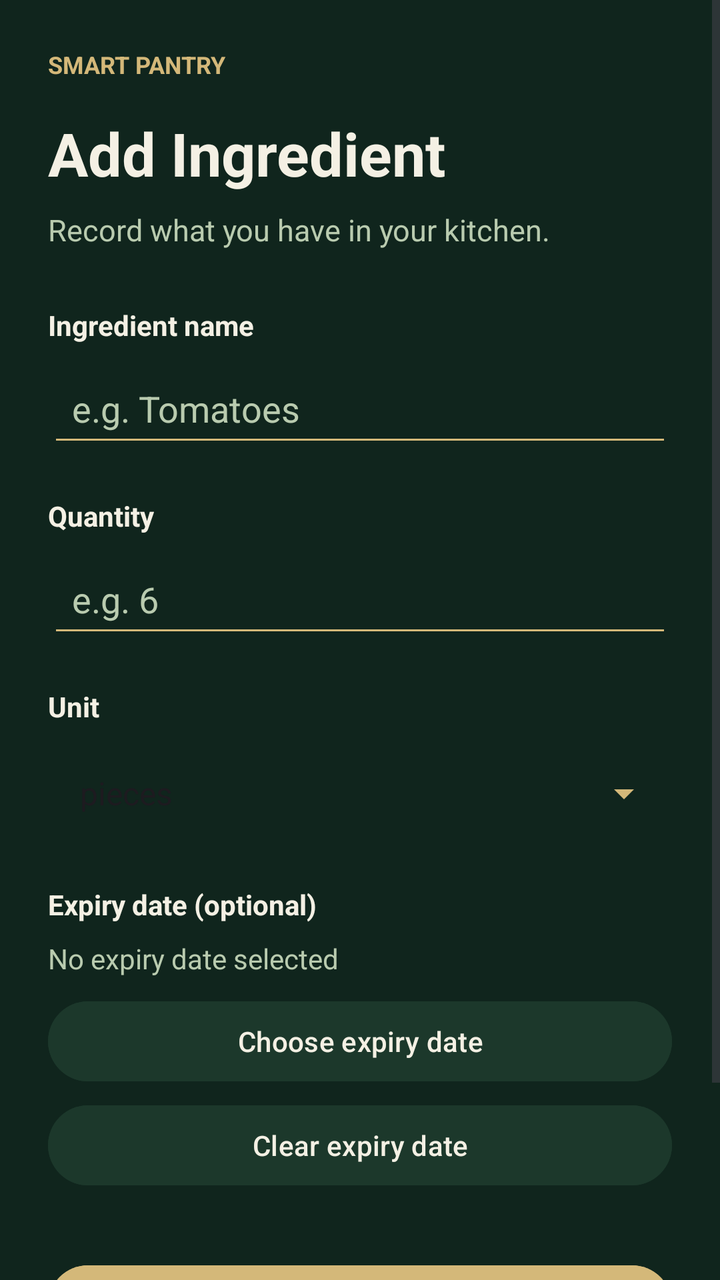
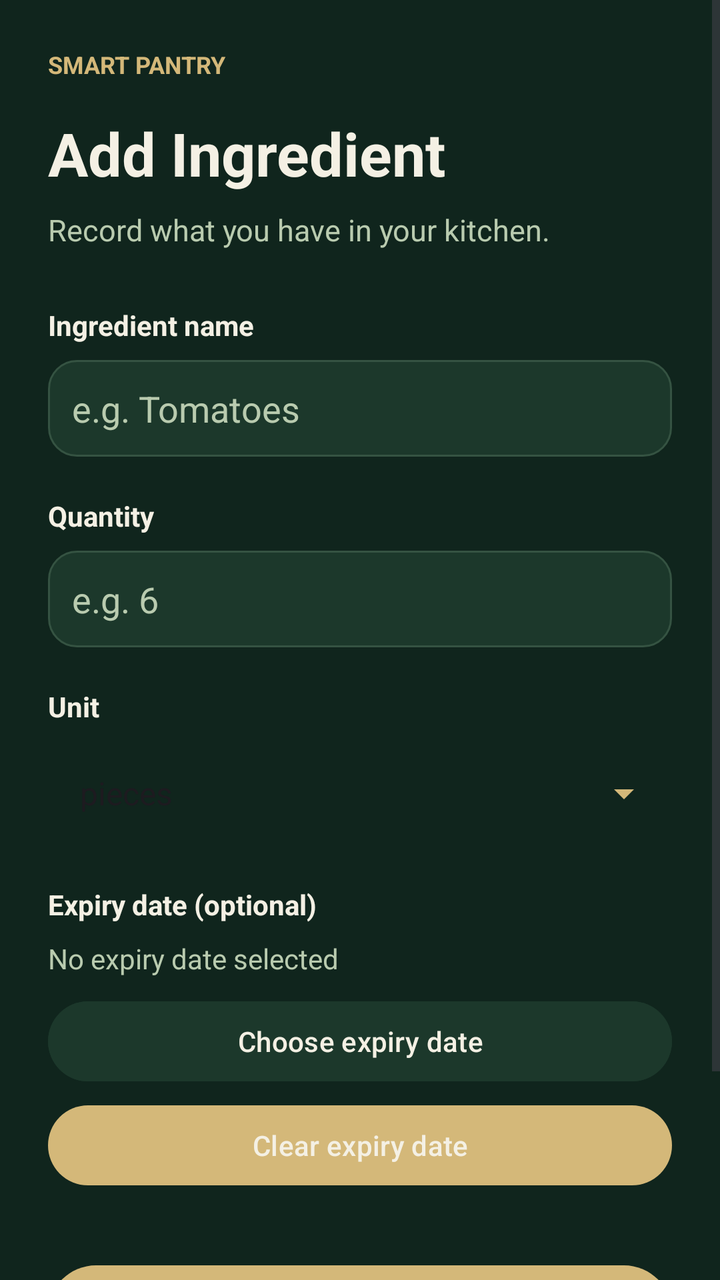

The first picture is an Android layout as it rendered before a commit; the second is the same layout after the commit. The layout source and the unified diff follow.
<!-- AndroidManifest.xml: application theme Theme.SmartPantryManager -->
<!-- res/layout/activity_add_ingredient.xml -->
<?xml version="1.0" encoding="utf-8"?>
<ScrollView xmlns:android="http://schemas.android.com/apk/res/android"
    android:id="@+id/main"
    android:layout_width="match_parent"
    android:layout_height="match_parent"
    android:background="#10251D"
    android:fillViewport="true">

    <LinearLayout
        android:layout_width="match_parent"
        android:layout_height="wrap_content"
        android:orientation="vertical"
        android:padding="24dp">

        <TextView
            android:layout_width="wrap_content"
            android:layout_height="wrap_content"
            android:text="SMART PANTRY"
            android:textColor="#D4B879"
            android:textSize="12sp"
            android:textStyle="bold" />

        <TextView
            android:layout_width="wrap_content"
            android:layout_height="wrap_content"
            android:layout_marginTop="16dp"
            android:text="Add Ingredient"
            android:textColor="#F4F0E4"
            android:textSize="30sp"
            android:textStyle="bold" />

        <TextView
            android:layout_width="match_parent"
            android:layout_height="wrap_content"
            android:layout_marginTop="8dp"
            android:text="Record what you have in your kitchen."
            android:textColor="#B9CBAF"
            android:textSize="15sp" />

        <TextView
            android:layout_width="wrap_content"
            android:layout_height="wrap_content"
            android:layout_marginTop="28dp"
            android:text="Ingredient name"
            android:textColor="#F4F0E4"
            android:textSize="14sp"
            android:textStyle="bold" />

        <EditText
            android:id="@+id/etIngredientName"
            android:layout_width="match_parent"
            android:layout_height="wrap_content"
            android:layout_marginTop="8dp"
            android:backgroundTint="#D4B879"
            android:hint="e.g. Tomatoes"
            android:inputType="textCapSentences"
            android:padding="12dp"
            android:textColor="#F4F0E4"
            android:textColorHint="#B9CBAF" />

        <TextView
            android:layout_width="wrap_content"
            android:layout_height="wrap_content"
            android:layout_marginTop="20dp"
            android:text="Quantity"
            android:textColor="#F4F0E4"
            android:textSize="14sp"
            android:textStyle="bold" />

        <EditText
            android:id="@+id/etIngredientQuantity"
            android:layout_width="match_parent"
            android:layout_height="wrap_content"
            android:layout_marginTop="8dp"
            android:backgroundTint="#D4B879"
            android:hint="e.g. 6"
            android:inputType="numberDecimal"
            android:padding="12dp"
            android:textColor="#F4F0E4"
            android:textColorHint="#B9CBAF" />

        <TextView
            android:layout_width="wrap_content"
            android:layout_height="wrap_content"
            android:layout_marginTop="20dp"
            android:text="Unit"
            android:textColor="#F4F0E4"
            android:textSize="14sp"
            android:textStyle="bold" />

        <Spinner
            android:id="@+id/spinnerIngredientUnit"
            android:layout_width="match_parent"
            android:layout_height="52dp"
            android:layout_marginTop="8dp"
            android:backgroundTint="#D4B879"
            android:entries="@array/ingredient_units"
            android:padding="8dp" />


        <TextView
            android:layout_width="wrap_content"
            android:layout_height="wrap_content"
            android:layout_marginTop="20dp"
            android:text="Expiry date (optional)"
            android:textColor="#F4F0E4"
            android:textSize="14sp"
            android:textStyle="bold" />

        <TextView
            android:id="@+id/tvSelectedExpiryDate"
            android:layout_width="match_parent"
            android:layout_height="wrap_content"
            android:layout_marginTop="8dp"
            android:text="No expiry date selected"
            android:textColor="#B9CBAF"
            android:textSize="14sp" />

        <Button
            android:id="@+id/btnSelectExpiryDate"
            android:layout_width="match_parent"
            android:layout_height="wrap_content"
            android:layout_marginTop="8dp"
            android:backgroundTint="#1C382B"
            android:text="Choose expiry date"
            android:textAllCaps="false"
            android:textColor="#F4F0E4" />

        <Button
            android:id="@+id/btnClearExpiryDate"
            android:layout_width="match_parent"
            android:layout_height="wrap_content"
            android:layout_marginTop="4dp"
            android:backgroundTint="#1C382B"
            android:text="Clear expiry date"
            android:textAllCaps="false"
            android:textColor="#F4F0E4" />


        <Button
            android:id="@+id/btnSaveIngredient"
            android:layout_width="match_parent"
            android:layout_height="wrap_content"
            android:layout_marginTop="32dp"
            android:backgroundTint="#D4B879"
            android:text="Save Ingredient"
            android:textAllCaps="false"
            android:textColor="#10251D"
            android:textSize="16sp" />

        <Button
            android:id="@+id/btnCancelIngredient"
            android:layout_width="match_parent"
            android:layout_height="wrap_content"
            android:layout_marginTop="8dp"
            android:backgroundTint="#1C382B"
            android:text="Cancel"
            android:textAllCaps="false"
            android:textColor="#F4F0E4"
            android:textSize="15sp" />

    </LinearLayout>
</ScrollView>
<!-- resources referenced by this layout -->
<resources>
  <string-array name="ingredient_units">
          <item>pieces</item>
          <item>grams (g)</item>
          <item>kilograms (kg)</item>
          <item>millilitres (ml)</item>
          <item>litres (L)</item>
          <item>cups</item>
          <item>tablespoons</item>
          <item>teaspoons</item>
      </string-array>
  <style name="Theme.SmartPantryManager" parent="Base.Theme.SmartPantryManager" />
  <style name="Base.Theme.SmartPantryManager" parent="Theme.Material3.DayNight.NoActionBar">
          
          
      </style>
</resources>

<!-- the commit's change to res/layout/activity_add_ingredient.xml (unified diff, before → after) -->
@@ -51,7 +51,8 @@
             android:layout_width="match_parent"
             android:layout_height="wrap_content"
             android:layout_marginTop="8dp"
-            android:backgroundTint="#D4B879"
+            android:background="@drawable/bg_input"
+            android:backgroundTint="@null"
             android:hint="e.g. Tomatoes"
             android:inputType="textCapSentences"
             android:padding="12dp"
@@ -72,7 +73,8 @@
             android:layout_width="match_parent"
             android:layout_height="wrap_content"
             android:layout_marginTop="8dp"
-            android:backgroundTint="#D4B879"
+            android:background="@drawable/bg_input"
+            android:backgroundTint="@null"
             android:hint="e.g. 6"
             android:inputType="numberDecimal"
             android:padding="12dp"
@@ -131,29 +133,32 @@
             android:layout_width="match_parent"
             android:layout_height="wrap_content"
             android:layout_marginTop="4dp"
-            android:backgroundTint="#1C382B"
+            android:backgroundTint="@null"
             android:text="Clear expiry date"
             android:textAllCaps="false"
             android:textColor="#F4F0E4" />
 
 
+
         <Button
             android:id="@+id/btnSaveIngredient"
             android:layout_width="match_parent"
-            android:layout_height="wrap_content"
+            android:layout_height="56dp"
             android:layout_marginTop="32dp"
-            android:backgroundTint="#D4B879"
+            android:backgroundTint="@null"
             android:text="Save Ingredient"
             android:textAllCaps="false"
-            android:textColor="#10251D"
-            android:textSize="16sp" />
+            android:textColor="@color/pantry_background"
+            android:textSize="16sp"
+            android:textStyle="bold" />
+
 
         <Button
             android:id="@+id/btnCancelIngredient"
             android:layout_width="match_parent"
             android:layout_height="wrap_content"
             android:layout_marginTop="8dp"
-            android:backgroundTint="#1C382B"
+            android:backgroundTint="@null"
             android:text="Cancel"
             android:textAllCaps="false"
             android:textColor="#F4F0E4"
<!-- resource entries referenced after the edit -->
@@ -10,10 +10,47 @@
           <item>tablespoons</item>
           <item>teaspoons</item>
       </string-array>
+  <color name="pantry_background">#10251D</color>
+  <!-- drawable bg_input (drawable) -->
+  <?xml version="1.0" encoding="utf-8"?>
+  <shape xmlns:android="http://schemas.android.com/apk/res/android">
+      <solid android:color="@color/pantry_card"/>
+      <corners android:radius="14dp"/>
+      <stroke android:width="1dp" android:color="@color/pantry_border"/>
+      <padding
+          android:left="12dp"
+          android:top="4dp"
+          android:right="12dp"
+          android:bottom="4dp"/>
+  </shape>
   <style name="Theme.SmartPantryManager" parent="Base.Theme.SmartPantryManager" />
+  <color name="pantry_card">#1C382B</color>
+  <color name="pantry_border">#355342</color>
   <style name="Base.Theme.SmartPantryManager" parent="Theme.Material3.DayNight.NoActionBar">
-          
-          
+  
+          <item name="colorPrimary">@color/pantry_gold</item>
+          <item name="colorOnPrimary">@color/pantry_background</item>
+  
+          <item name="colorSecondary">@color/pantry_sage</item>
+          <item name="colorOnSecondary">@color/pantry_background</item>
+  
+          <item name="colorSurface">@color/pantry_card</item>
+          <item name="colorOnSurface">@color/pantry_cream</item>
+  
+          <item name="colorControlActivated">@color/pantry_gold</item>
+          <item name="colorAccent">@color/pantry_gold</item>
+          <item name="android:colorAccent">@color/pantry_gold</item>
+  
+          <item name="android:windowBackground">@color/pantry_background</item>
+          <item name="android:statusBarColor">@color/pantry_background</item>
+          <item name="android:navigationBarColor">@color/pantry_background</item>
+  
+          <item name="android:windowLightStatusBar">false</item>
+          <item name="android:windowLightNavigationBar" tools:targetApi="27">false</item>
+  
       </style>
+  <color name="pantry_gold">#D4B879</color>
+  <color name="pantry_sage">#B9CBAF</color>
+  <color name="pantry_cream">#F4F0E4</color>
 </resources>
 
